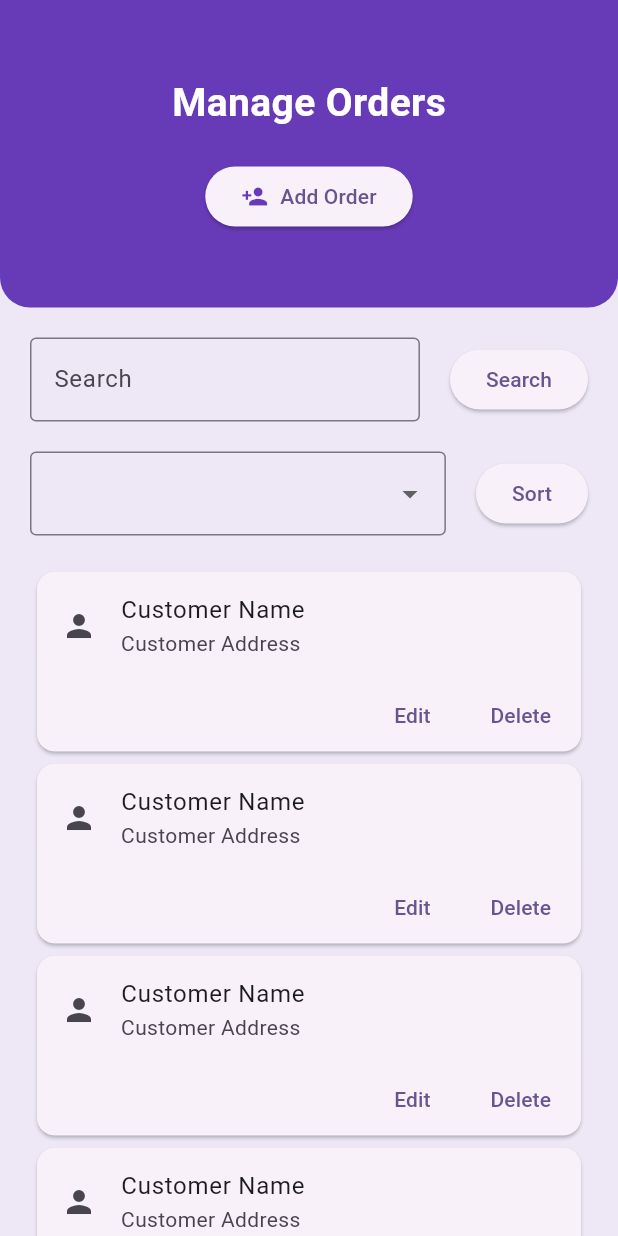
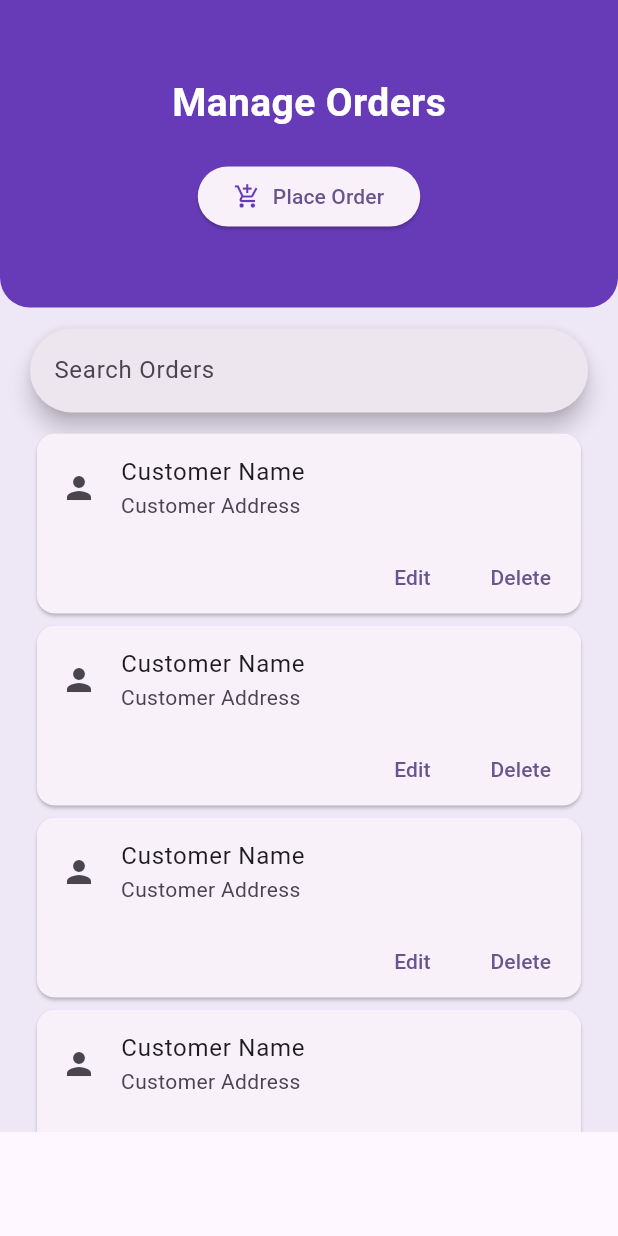
Before and after one commit to Sandun-Induranga/Mobile-POS, a Flutter app: the ManageOrderPage widget shown alone on an empty page, opened directly, on a phone screen of 412 x 824 dp. Run offline on Flutter 3.47's test engine with Material 3 defaults, Android fonts, the phone set to English and light mode, and no system bars.

Commit message:
Manage Order Page Updated

```diff
--- a/lib/main.dart
+++ b/lib/main.dart
@@ -2,5 +2,7 @@ import 'package:flutter/material.dart';
 import 'package:mpos/pages/root_page/root_page.dart';
 
 void main() {
-  runApp(const PosApp());
+  runApp(
+    const PosApp(),
+  );
 }
--- a/lib/pages/manage_order_page/manage_order_page_view.dart
+++ b/lib/pages/manage_order_page/manage_order_page_view.dart
@@ -49,11 +49,11 @@ class ManageOrderPage extends StatelessWidget {
                         mainAxisSize: MainAxisSize.min,
                         children: [
                           Icon(
-                            Icons.person_add,
+                            Icons.add_shopping_cart,
                             color: Colors.deepPurple,
                           ),
                           SizedBox(width: 8),
-                          Text('Add Order'),
+                          Text('Place Order'),
                         ],
                       ),
                     ),
@@ -61,73 +61,12 @@ class ManageOrderPage extends StatelessWidget {
                 ),
               ),
             ),
-            const SizedBox(height: 20),
-            Padding(
-              padding: const EdgeInsets.symmetric(horizontal: 20),
-              child: Row(
-                children: [
-                  Expanded(
-                    child: TextField(
-                      decoration: const InputDecoration(
-                        hintText: 'Search',
-                        border: OutlineInputBorder(),
-                      ),
-                    ),
-                  ),
-                  const SizedBox(width: 20),
-                  ElevatedButton(
-                    onPressed: () {},
-                    style: ElevatedButton.styleFrom(
-                      shape: const RoundedRectangleBorder(
-                        borderRadius: BorderRadius.all(
-                          Radius.circular(20),
-                        ),
-                      ),
-                    ),
-                    child: const Text('Search'),
-                  ),
-                ],
+            const Padding(
+              padding: EdgeInsets.fromLTRB(20, 14, 20, 10),
+              child: SearchBar(
+                hintText: 'Search Orders',
               ),
             ),
-            const SizedBox(height: 20),
-            Padding(
-              padding: const EdgeInsets.symmetric(horizontal: 20),
-              child: Row(
-                children: [
-                  Expanded(
-                    child: DropdownButtonFormField(
-                      decoration: const InputDecoration(
-                        border: OutlineInputBorder(),
-                      ),
-                      items: const [
-                        DropdownMenuItem(
-                          child: Text('Sort by Name'),
-                          value: 'name',
-                        ),
-                        DropdownMenuItem(
-                          child: Text('Sort by Date'),
-                          value: 'date',
-                        ),
-                      ],
-                      onChanged: (value) {},
-                    ),
-                  ),
-                  const SizedBox(width: 20),
-                  ElevatedButton(
-                    onPressed: () {},
-                    style: ElevatedButton.styleFrom(
-                      shape: const RoundedRectangleBorder(
-                        borderRadius: BorderRadius.all(
-                          Radius.circular(20),
-                        ),
-                      ),
-                    ),
-                    child: const Text('Sort'),
-                  ),
-                ],
-              ),
-            ),
-            const SizedBox(height: 20),
             SizedBox(
               height: MediaQuery.of(context).size.height * 0.57,
               child: SingleChildScrollView(
--- a/lib/pages/root_page/root_page.dart
+++ b/lib/pages/root_page/root_page.dart
@@ -2,6 +2,7 @@ import 'package:flutter/material.dart';
 import 'package:mpos/pages/customer_page/customer_page_view.dart';
 import 'package:mpos/pages/home_page/home_page_view.dart';
 import 'package:mpos/pages/item_page/item_page_view.dart';
+import 'package:mpos/pages/manage_order_page/manage_order_page_view.dart';
 
 class PosApp extends StatefulWidget {
   const PosApp({
@@ -40,8 +41,12 @@ class _PosAppState extends State<PosApp> {
               label: 'Items',
             ),
             BottomNavigationBarItem(
-              icon: Icon(Icons.person),
-              label: 'Profile',
+              icon: Icon(Icons.shopping_cart),
+              label: 'Orders',
+            ),
+            BottomNavigationBarItem(
+              icon: Icon(Icons.settings),
+              label: 'Settings',
             ),
           ],
           currentIndex: selectedIndex,
@@ -61,7 +66,7 @@ class _PosAppState extends State<PosApp> {
                 : selectedIndex == 2
                     ? const ItemPage()
                     : selectedIndex == 3
-                        ? const Text('Settings')
+                        ? const ManageOrderPage()
                         : const Text('Error'),
       ),
     );
```
